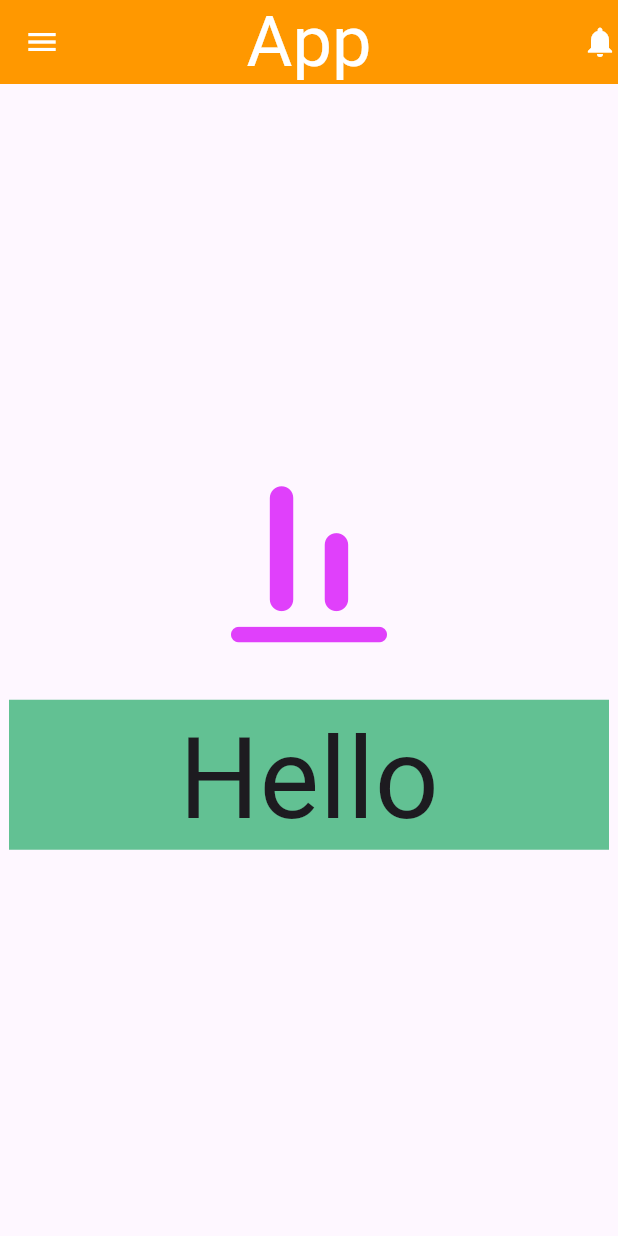
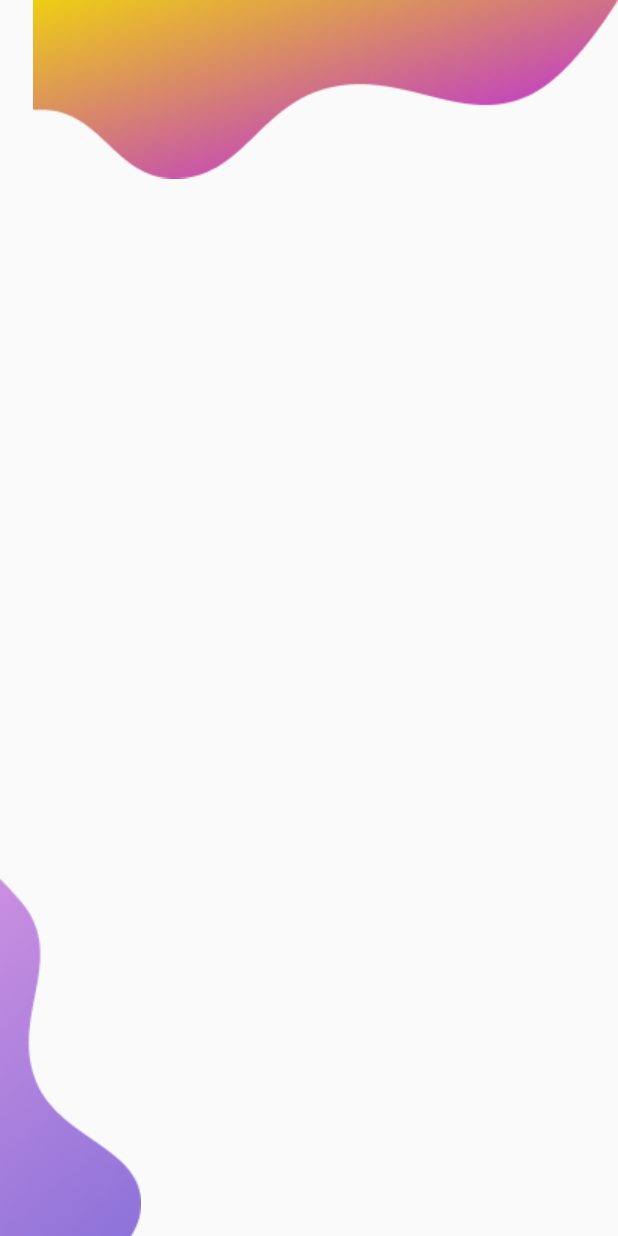
Before and after one commit to NehalLabib77/Flutter_App, a Flutter app: the screen it shows after launch, on a phone screen of 412 x 824 dp. Run offline on Flutter 3.47's test engine with Material 3 defaults, Android fonts, the light colour scheme and no system bars.

Commit message:
Add LoginPage widget with basic layout and images

```diff
--- a/flutter_basics/lib/View/Home.dart
+++ /dev/null
@@ -1,12 +0,0 @@
-import 'package:flutter/material.dart';
-
-class HomePage extends StatelessWidget {
-  const HomePage({super.key});
-
-  @override
-  Widget build(BuildContext context) {
-    return Scaffold(
-      body : Text("Hello")
-    );
-  }
-}
--- /dev/null
+++ b/flutter_basics/lib/View/loginpage.dart
@@ -0,0 +1,27 @@
+import 'package:flutter/material.dart';
+
+class LoginPage extends StatelessWidget {
+  const LoginPage({super.key});
+
+  @override
+  Widget build(BuildContext context) {
+    return Scaffold(
+      backgroundColor:
+          //Colors.lightBlueAccent.shade700
+          Color(0xffFAFAFA),
+      body: Column(
+        mainAxisAlignment: .spaceBetween,
+        crossAxisAlignment: .center,
+        children: [
+          Align(alignment: AlignmentGeometry.topRight,child: Image.asset("assets/image1.png",),),
+
+
+
+
+
+
+        Align(alignment: AlignmentGeometry.bottomLeft, child: Image.asset("assets/Vector-2.png"),)
+      ,]),
+    );
+  }
+}
--- a/flutter_basics/lib/main.dart
+++ b/flutter_basics/lib/main.dart
@@ -1,4 +1,5 @@
 import 'package:flutter/material.dart';
+import 'package:flutter_basics/View/loginpage.dart';
 
 void main() {
   runApp(const MyApp());
@@ -7,98 +8,12 @@ void main() {
 class MyApp extends StatelessWidget {
   const MyApp({super.key});
 
-  // This widget is the root of your application.
   @override
   Widget build(BuildContext context) {
-    return MaterialApp(
-      title: 'Flutter Demo',
-      theme: ThemeData(colorScheme: .fromSeed(seedColor: Colors.deepPurple)),
-      home: const MyHomePage(title: 'Flutter Demo Home Page'),
+    return const MaterialApp(
+      home: LoginPage(),
+
     );
+
   }
 }
-
-class MyHomePage extends StatefulWidget {
-  const MyHomePage({super.key, required this.title});
-
-  final String title;
-
-  @override
-  State<MyHomePage> createState() => _MyHomePageState();
-}
-
-class _MyHomePageState extends State<MyHomePage> {
-  String msg = " Hello";
-  int _counter = 0;
-
-  void _incrementCounter() {
-    setState(() {
-      _counter++;
-    });
-  }
-
-  @override
-  Widget build(BuildContext context) {
-    return Scaffold(
-      appBar: AppBar(
-        title: Text("App", style :TextStyle(fontSize: 47,color: Colors.white)),
-        centerTitle: true,
-        backgroundColor: Colors.orange,
-        leading: Icon(Icons.menu, color : Colors.white),
-        actions: [
-          Icon(Icons.notifications, color: Colors.white )
-        ],
-
-      ),
-      body: Center(
-        child: Column(
-          mainAxisAlignment: .center,
-          spacing: 28,
-          children: [
-            Icon(
-              Icons.align_vertical_bottom_rounded,
-              size: 125,
-              color: Colors.purpleAccent,
-            ),
-            Container(
-              width: 400,
-              height: 100,
-              color: const Color.fromARGB(255, 98, 193, 147),
-              child: Center(
-                child: Text("Hello", style: TextStyle(fontSize: 75)),
-              ),
-            ),
-          ],
-        ),
-      ),
-    );
-  }
-}
-
-    // return Scaffold(
-    //   appBar: AppBar(
-
-    //     backgroundColor: Theme.of(context).colorScheme.inversePrimary,
-
-    //     title: Text(widget.title),
-    //   ),
-    //   body: Center(
-
-    //     child: Column(
-
-    //       mainAxisAlignment: .center,
-    //       children: [
-    //         const Text('You have pushed the button this many times:'),
-    //         Text(
-    //           '$_counter',
-    //           style: Theme.of(context).textTheme.headlineMedium,
-    //         ),
-    //       ],
-    //     ),
-    //   ),
-    //   floatingActionButton: FloatingActionButton(
-    //     onPressed: _incrementCounter,
-    //     tooltip: 'Increment',
-    //     child: const Icon(Icons.add),
-    //   ),
-    // );
--- a/flutter_basics/pubspec.yaml
+++ b/flutter_basics/pubspec.yaml
@@ -58,9 +58,9 @@ flutter:
   uses-material-design: true
 
   # To add assets to your application, add an assets section, like this:
-  # assets:
-  #   - images/a_dot_burr.jpeg
-  #   - images/a_dot_ham.jpeg
+  assets:
+      - assets/
+      - assets/
 
   # An image asset can refer to one or more resolution-specific "variants", see
   # https://flutter.dev/to/resolution-aware-images
```
Also changed, not shown: flutter_basics/assets/Vector-2.png (added), flutter_basics/assets/image1.png (added), 1 other file.
